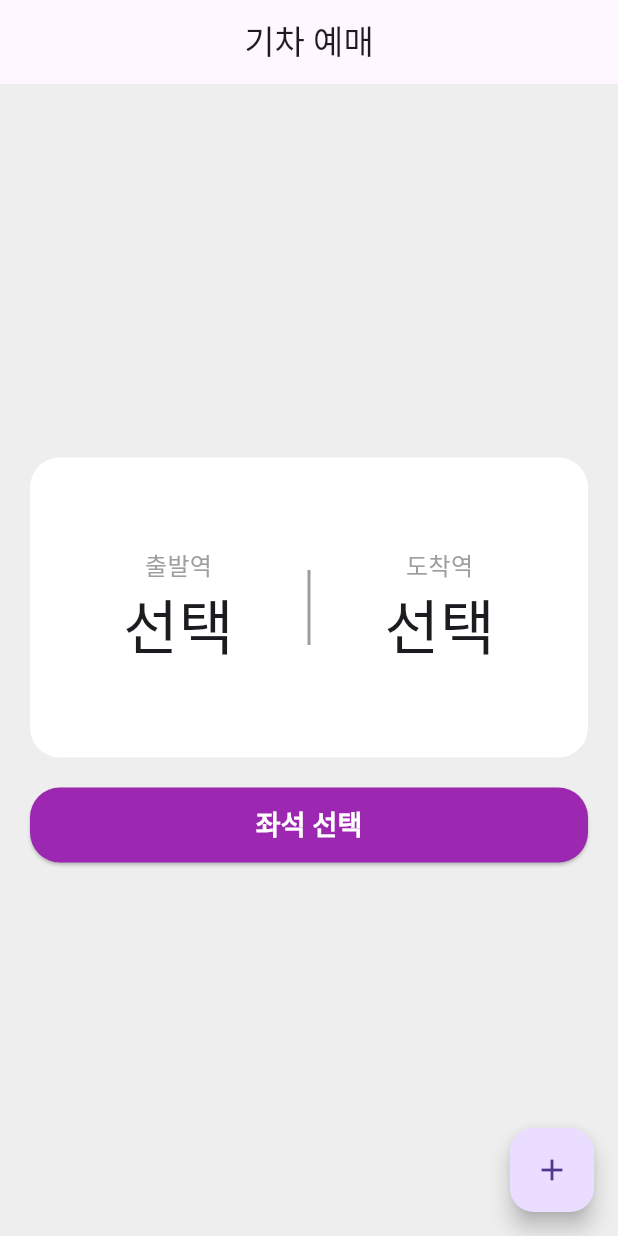
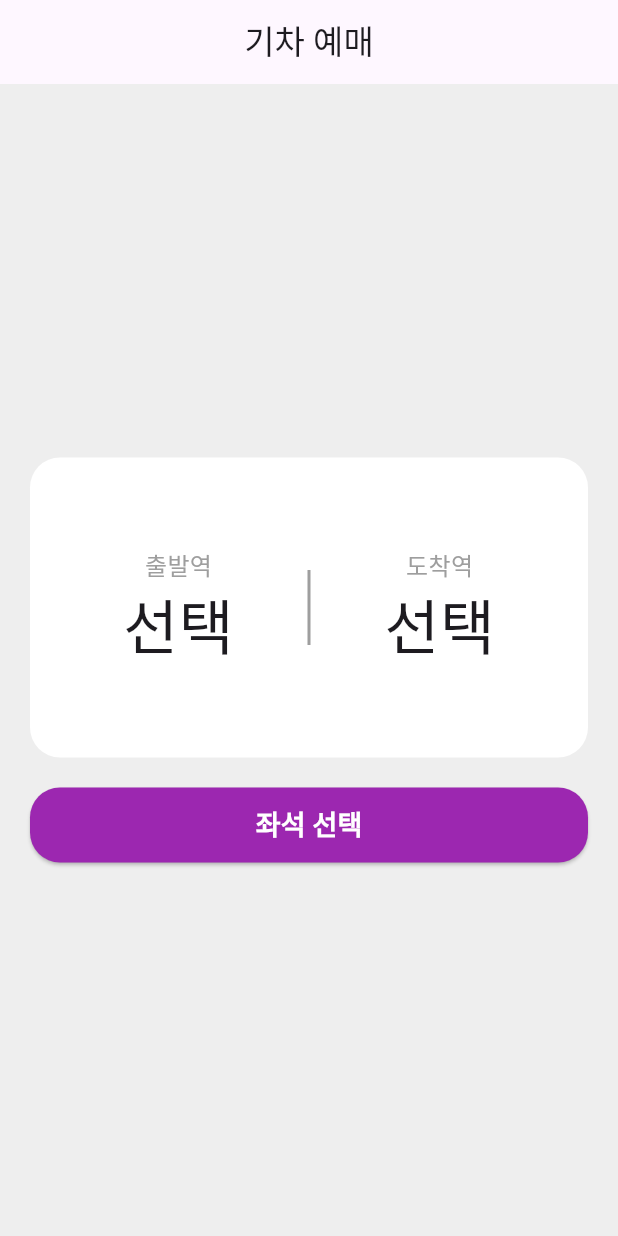
Before and after one commit to qbg5652/week3_homework, a Flutter app: the screen it shows after launch, on a phone screen of 412 x 824 dp. Run offline on Flutter 3.47's test engine with Material 3 defaults, Android fonts, the phone set to English and light mode, and no system bars.

Commit message:
구분하기 쉽게 클릭되는 영역에 프린트문 표시

```diff
--- a/lib/pages/home_page.dart
+++ b/lib/pages/home_page.dart
@@ -4,8 +4,28 @@ import 'package:week3_homework/pages/station_list_page.dart';
 import 'package:week3_homework/widgets/select_box.dart';
 
 // 홈 페이지
-class HomePage extends StatelessWidget {
+class HomePage extends StatefulWidget {
   const HomePage({super.key});
+
+  @override
+  State<HomePage> createState() => _HomePageState();
+}
+
+class _HomePageState extends State<HomePage> {
+  String startStation = '선택';
+  String arrivalStation = '선택';
+
+  void onSelectedStart(String startST) {
+    setState(() {
+      startStation = startST;
+    });
+  }
+
+  void onSelectedArrival(String arrivalST) {
+    setState(() {
+      arrivalStation = arrivalST;
+    });
+  }
 
   @override
   Widget build(BuildContext context) {
@@ -18,7 +38,11 @@ class HomePage extends StatelessWidget {
           child: Column(
             mainAxisAlignment: MainAxisAlignment.center,
             children: [
-              SelectBox(),
+              SelectBox(
+                startStation: startStation,
+                arrivalStation: arrivalStation,
+                onSelectedStation: onSelectedStart,
+              ),
               SizedBox(height: 20),
               SizedBox(
                 height: 50,
@@ -32,7 +56,13 @@ class HomePage extends StatelessWidget {
                       borderRadius: BorderRadius.circular(20),
                     ),
                   ),
-                  onPressed: () {},
+                  onPressed: () {
+                    print('좌석선택 버튼을 눌렀습니다.');
+                    Navigator.push(
+                      context,
+                      MaterialPageRoute(builder: (_) => SeatPage()),
+                    );
+                  },
                   child: Text(
                     "좌석 선택",
                     style: TextStyle(fontSize: 18, fontWeight: FontWeight.bold),
@@ -43,16 +73,6 @@ class HomePage extends StatelessWidget {
           ),
         ),
       ),
-      floatingActionButton: FloatingActionButton(
-        child: Icon(Icons.add),
-        onPressed: () {
-          // 2번째 페이지 이동
-          Navigator.push(
-            context,
-            MaterialPageRoute(builder: (_) => SeatPage()),
-          );
-        },
-      ),
     );
   }
 }
--- a/lib/pages/station_list_page.dart
+++ b/lib/pages/station_list_page.dart
@@ -1,7 +1,10 @@
 import 'package:flutter/material.dart';
 
 class StationListPage extends StatelessWidget {
-  const StationListPage({super.key});
+  const StationListPage({required this.selectStation});
+
+  final String selectStation;
+  // final String arrivalStation;
 
   @override
   Widget build(BuildContext context) {
--- a/lib/widgets/select_box.dart
+++ b/lib/widgets/select_box.dart
@@ -1,7 +1,17 @@
 import 'package:flutter/material.dart';
+import 'package:week3_homework/pages/station_list_page.dart';
 
 class SelectBox extends StatelessWidget {
-  const SelectBox({super.key});
+  const SelectBox({
+    required this.startStation,
+    required this.arrivalStation,
+    required this.onSelectedStation,
+  });
+
+  final String startStation;
+  final String arrivalStation;
+
+  final void Function(String getValue) onSelectedStation;
 
   @override
   Widget build(BuildContext context) {
@@ -15,7 +25,7 @@ class SelectBox extends StatelessWidget {
       child: Row(
         mainAxisAlignment: MainAxisAlignment.center,
         children: [
-          StationSelect("출발역", "선택"),
+          StationSelect("출발역", startStation, context),
           VerticalDivider(
             thickness: 2,
             color: Colors.grey,
@@ -24,19 +34,34 @@ class SelectBox extends StatelessWidget {
             endIndent: 75,
           ),
 
-          StationSelect("도착역", "선택"),
+          StationSelect("도착역", arrivalStation, context),
         ],
       ),
     );
   }
 
-  Widget StationSelect(String text, String selectStation) {
-    return Column(
-      mainAxisAlignment: MainAxisAlignment.center,
-      children: [
-        Text(text, style: TextStyle(color: Colors.grey, fontSize: 16)),
-        Text(selectStation, style: TextStyle(fontSize: 40)),
-      ],
+  Widget StationSelect(
+    String text,
+    String selectStation,
+    BuildContext context,
+  ) {
+    return GestureDetector(
+      onTap: () {
+        print('선태 버튼을 눌렀습니다.');
+        Navigator.push(
+          context,
+          MaterialPageRoute(
+            builder: (context) => StationListPage(selectStation: selectStation),
+          ),
+        );
+      },
+      child: Column(
+        mainAxisAlignment: MainAxisAlignment.center,
+        children: [
+          Text(text, style: TextStyle(color: Colors.grey, fontSize: 16)),
+          Text(selectStation, style: TextStyle(fontSize: 40)),
+        ],
+      ),
     );
   }
 }
```
Also changed, not shown: lib/pages/seat_page.dart (+41 -2 lines).
